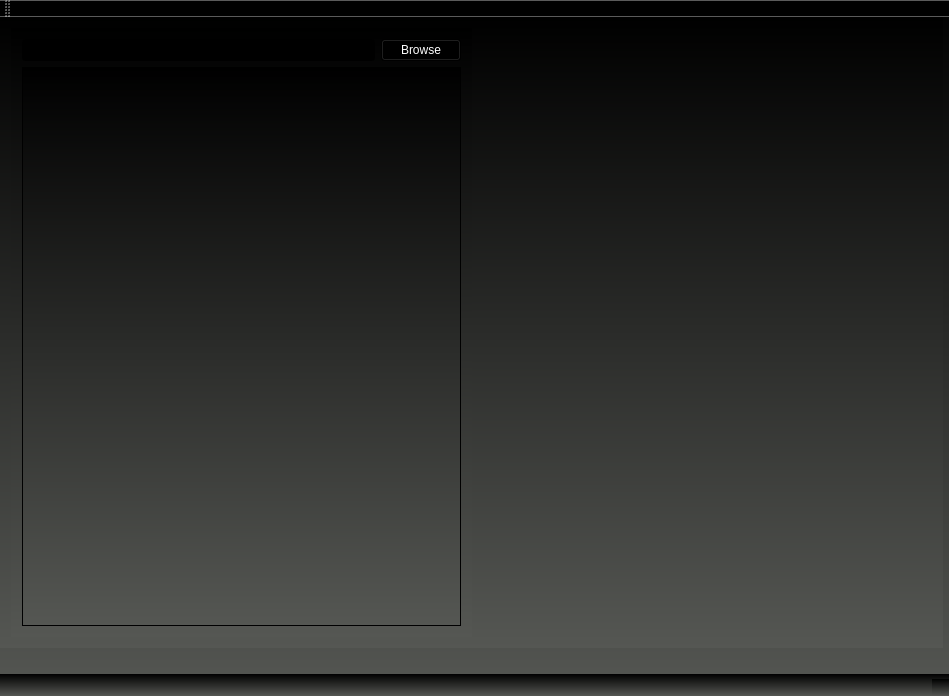
Laymalay/FileMonitor, file mainwindow.ui: the form before one commit.
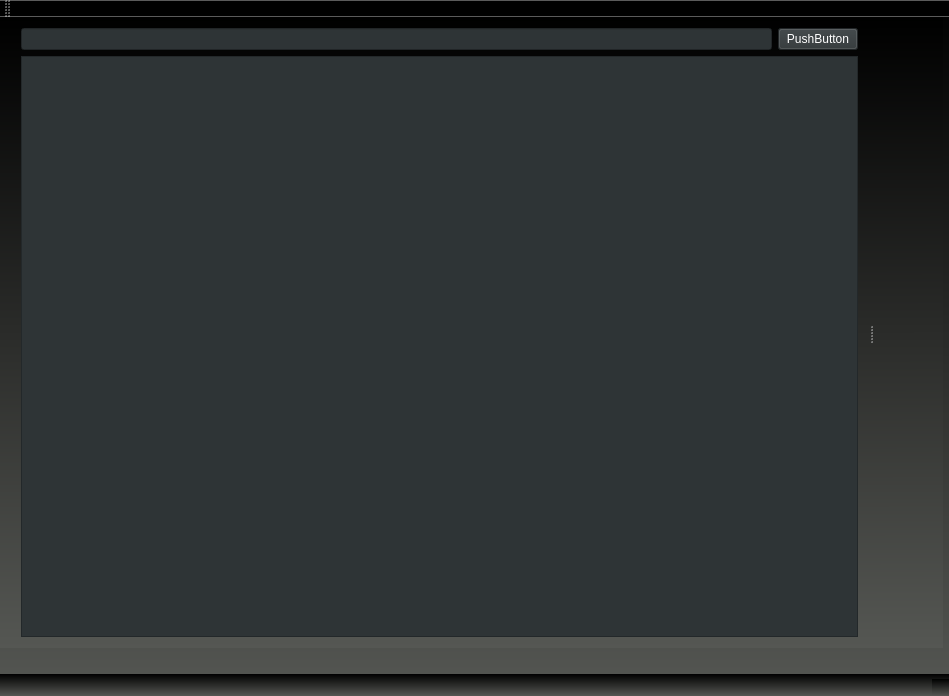
The form after the commit.

Diff of the .ui file:
```diff
--- a/mainwindow.ui
+++ b/mainwindow.ui
@@ -67,48 +67,53 @@
 
 </string>
    </property>
-   <layout class="QHBoxLayout" name="horizontalLayout_3">
-    <item>
-     <widget class="QWidget" name="LeftPartLayout" native="true">
+   <widget class="QSplitter" name="splitter">
+    <property name="geometry">
+     <rect>
+      <x>10</x>
+      <y>0</y>
+      <width>931</width>
+      <height>631</height>
+     </rect>
+    </property>
       <property name="sizePolicy">
        <sizepolicy hsizetype="Expanding" vsizetype="Expanding">
         <horstretch>0</horstretch>
         <verstretch>0</verstretch>
        </sizepolicy>
       </property>
-      <property name="minimumSize">
-       <size>
-        <width>450</width>
-        <height>600</height>
-       </size>
-      </property>
-      <property name="styleSheet">
-       <string notr="true">color:white;</string>
-      </property>
-      <layout class="QVBoxLayout" name="verticalLayout">
+    <property name="midLineWidth">
+     <number>1</number>
+    </property>
+    <property name="orientation">
+     <enum>Qt::Horizontal</enum>
+    </property>
+    <widget class="QWidget" name="verticalLayoutWidget">
+     <layout class="QVBoxLayout" name="leftPart">
        <item>
-        <layout class="QHBoxLayout" name="browsePathLayout">
+       <layout class="QHBoxLayout" name="browseLayout">
+        <property name="sizeConstraint">
+         <enum>QLayout::SetDefaultConstraint</enum>
+        </property>
+        <property name="leftMargin">
+         <number>0</number>
+        </property>
          <item>
           <widget class="QLineEdit" name="txtPath">
-           <property name="sizePolicy">
-            <sizepolicy hsizetype="Expanding" vsizetype="Fixed">
-             <horstretch>100</horstretch>
-             <verstretch>100</verstretch>
-            </sizepolicy>
-           </property>
            <property name="styleSheet">
-            <string notr="true">background:black;</string>
+           <string notr="true">color:white;
+background:rgb(46, 52, 54);</string>
            </property>
           </widget>
          </item>
          <item>
           <widget class="QPushButton" name="btnBrowse">
            <property name="styleSheet">
-            <string notr="true">background: black;
-</string>
+           <string notr="true">color:white;
+background:rgb(46, 52, 54);</string>
            </property>
            <property name="text">
-            <string>Browse</string>
+           <string>PushButton</string>
            </property>
           </widget>
          </item>
@@ -116,37 +121,24 @@
        </item>
        <item>
         <widget class="QTreeView" name="DirTreeView">
+        <property name="sizePolicy">
+         <sizepolicy hsizetype="Expanding" vsizetype="Expanding">
+          <horstretch>0</horstretch>
+          <verstretch>0</verstretch>
+         </sizepolicy>
+        </property>
          <property name="styleSheet">
-          <string notr="true"/>
+         <string notr="true">color:white;
+background:rgb(46, 52, 54);</string>
          </property>
         </widget>
        </item>
       </layout>
      </widget>
-    </item>
-    <item>
-     <spacer name="horizontalSpacer">
-      <property name="orientation">
-       <enum>Qt::Horizontal</enum>
-      </property>
-      <property name="sizeHint" stdset="0">
-       <size>
-        <width>40</width>
-        <height>20</height>
-       </size>
-      </property>
-     </spacer>
-    </item>
-   </layout>
-   <zorder>DirTreeView</zorder>
-   <zorder>pushButton</zorder>
-   <zorder>txtPath</zorder>
-   <zorder>pushButton</zorder>
-   <zorder>txtPath</zorder>
-   <zorder>btnBrowse</zorder>
-   <zorder>DirTreeView</zorder>
-   <zorder>LeftPartLayout</zorder>
-   <zorder>horizontalSpacer</zorder>
+    <widget class="QWidget" name="verticalLayoutWidget_2">
+     <layout class="QVBoxLayout" name="charts"/>
+    </widget>
+   </widget>
   </widget>
   <widget class="QStatusBar" name="statusBar"/>
   <widget class="QToolBar" name="mainToolBar">
```
Lines whose indentation alone changed are shown as unchanged.
